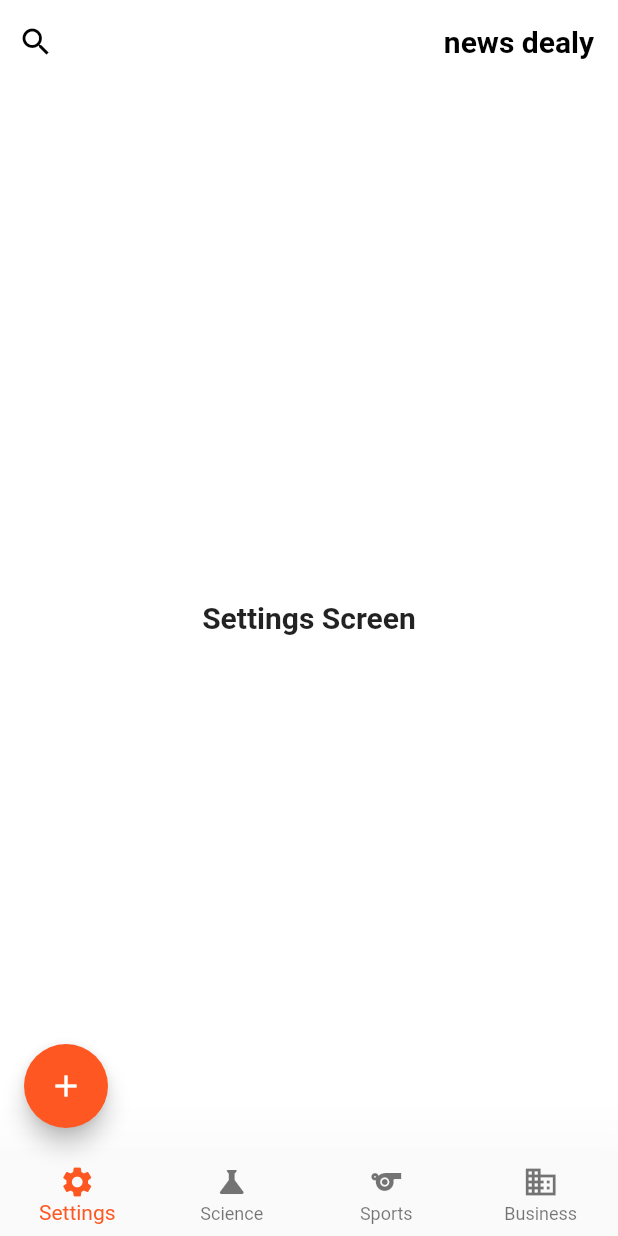
After one commit to sete20/flutter, a Flutter app: the screen it shows after launch, item 4 of the bottom bar chosen, after a tap on the "search" icon, on a phone screen of 412 x 824 dp. The commit adds this screen. Run offline on Flutter 3.47's test engine with Material 2 defaults, Android fonts, the phone set to English and light mode, and no system bars; our stand-ins replace bloc, conditional_builder, dio, flutter_bloc, sqflite; accounts and stored records are empty; network calls fail.

Commit message:
news app

```diff
--- /dev/null
+++ b/lib/layoyt/news_layout/HomeLayout.dart
@@ -0,0 +1,64 @@
+import 'package:conditional_builder/conditional_builder.dart';
+import 'package:flutter/cupertino.dart';
+import 'package:flutter_bloc/flutter_bloc.dart';
+
+import 'package:intl/intl.dart';
+import 'package:flutter/material.dart';
+import 'package:udemy_flutter/shared/components/components.dart';
+import 'package:udemy_flutter/shared/components/constants.dart';
+import 'package:udemy_flutter/shared/cubit/cubit.dart';
+import 'package:udemy_flutter/shared/cubit/news_app/cubit.dart';
+import 'package:udemy_flutter/shared/cubit/news_app/states.dart';
+import 'package:udemy_flutter/shared/cubit/states.dart';
+import 'package:udemy_flutter/shared/network/remote/dio_herper.dart';
+
+class HomeLayout extends StatelessWidget {
+  var scaffoldKey = GlobalKey<ScaffoldState>();
+  var formKey = GlobalKey<FormState>();
+  var titleController = TextEditingController();
+  var timeController = TextEditingController();
+  var dateController = TextEditingController();
+
+  @override
+  Widget build(BuildContext context) {
+    return BlocProvider(
+      create: (BuildContext context) => NewsCubit()..getBusnies(),
+      child: BlocConsumer<NewsCubit, NewsStates>(
+        listener: (context, state) {},
+        builder: (context, state) {
+          var cubit = NewsCubit.get(context);
+          return Scaffold(
+            appBar: AppBar(
+              title: Text("news dealy"),
+              actions: [
+                IconButton(
+                  onPressed: () {},
+                  icon: Icon(Icons.search),
+                ),
+              ],
+            ),
+            floatingActionButton: FloatingActionButton(
+              onPressed: () {},
+              child: Icon(Icons.add),
+            ),
+            body: cubit.screens[cubit.currentIndex],
+            bottomNavigationBar: BottomNavigationBar(
+              items: cubit.bottomItems,
+              currentIndex: cubit.currentIndex,
+              onTap: (index) {
+                cubit.changeBottomNavBar(index);
+              },
+            ),
+          );
+        },
+      ),
+    );
+  }
+
+// Instance of 'Future<String>'
+
+// Future<String> getName() async
+// {
+//   return 'Ahmed Ali';
+// }
+}
--- a/lib/main.dart
+++ b/lib/main.dart
@@ -1,4 +1,5 @@
 import 'package:flutter/material.dart';
+import 'package:flutter/services.dart';
 import 'package:flutter_bloc/flutter_bloc.dart';
 import 'package:udemy_flutter/modules/home/home_screen.dart';
 import 'package:udemy_flutter/modules/home/HomeScreenP2.dart';
@@ -7,13 +8,17 @@ import 'package:udemy_flutter/modules/login/LoginScreen.dart';
 import 'package:udemy_flutter/modules/messanger/messanger.dart';
 import 'package:udemy_flutter/modules/counter/CounterScreen.dart';
 import 'package:udemy_flutter/modules/counter/CounterScreen.dart';
-import 'package:udemy_flutter/layoyt/HomeLayout.dart';
+// import 'package:udemy_flutter/layoyt/todo_layout/HomeLayout.dart';
+import 'package:udemy_flutter/layoyt/news_layout/HomeLayout.dart';
+import 'package:udemy_flutter/shared/network/remote/dio_herper.dart';
+
 import 'shared/observer/ConterObserver.dart';
 
 void main() {
   //     لتشغيل الابليكشن يجب اعطاء ويدجت والتي هيا بل تالي myApp class  الذي يورث من statelessWidget abstruct
   // ثم يتم عمل اوفرايد عليه بل متطلبات حسب البولي مورفيزم
   Bloc.observer = ConterObserver();
+  DioHelper.init();
   runApp(MyApp());
 }
 
@@ -22,8 +27,38 @@ class MyApp extends StatelessWidget {
   @override
   Widget build(BuildContext context) {
     return MaterialApp(
-      debugShowCheckedModeBanner: false,
-      home: HomeLayout(),
-    );
+        theme: ThemeData(
+          primarySwatch: Colors.deepOrange,
+          floatingActionButtonTheme: FloatingActionButtonThemeData(
+            backgroundColor: Colors.deepOrange,
+          ),
+          scaffoldBackgroundColor: Colors.white,
+          appBarTheme: AppBarTheme(
+            backgroundColor: Colors.white,
+            elevation: 0.0,
+            backwardsCompatibility: false,
+            iconTheme: IconThemeData(color: Colors.black),
+            systemOverlayStyle: SystemUiOverlayStyle(
+              statusBarColor: Colors.red,
+              statusBarIconBrightness: Brightness.light,
+            ),
+            titleTextStyle: TextStyle(
+              color: Colors.black,
+              fontSize: 20,
+              fontWeight: FontWeight.bold,
+            ),
+          ),
+          bottomNavigationBarTheme: BottomNavigationBarThemeData(
+            type: BottomNavigationBarType.fixed,
+            selectedItemColor: Colors.deepOrange,
+            elevation: 50,
+          ),
+        ),
+        debugShowCheckedModeBanner: false,
+        themeMode: ThemeMode.light,
+        home: Directionality(
+          child: HomeLayout(),
+          textDirection: TextDirection.rtl,
+        ));
   }
 }
--- /dev/null
+++ b/lib/modules/news/business/business_screen.dart
@@ -0,0 +1,20 @@
+import 'package:conditional_builder/conditional_builder.dart';
+import 'package:flutter/material.dart';
+import 'package:flutter/widgets.dart';
+import 'package:flutter_bloc/flutter_bloc.dart';
+import 'package:udemy_flutter/shared/components/components.dart';
+import 'package:udemy_flutter/shared/cubit/news_app/cubit.dart';
+import 'package:udemy_flutter/shared/cubit/news_app/states.dart';
+
+class BusinessScreen extends StatelessWidget {
+  @override
+  Widget build(BuildContext context) {
+    return BlocConsumer<NewsCubit, NewsStates>(
+      listener: (context, state) {},
+      builder: (context, state) {
+        var list = NewsCubit.get(context).busniess;
+        return articaleBuilder(list);
+      },
+    );
+  }
+}
--- /dev/null
+++ b/lib/modules/news/settings/settengs_screen.dart
@@ -0,0 +1,11 @@
+import 'package:flutter/widgets.dart';
+
+class SettingsScreen extends StatelessWidget {
+  @override
+  Widget build(BuildContext context) {
+    return Center(
+      child: Text('Settings Screen',
+          style: TextStyle(fontSize: 20.0, fontWeight: FontWeight.bold)),
+    );
+  }
+}
--- a/lib/modules/new_tasks/newTasksScreen.dart
+++ b/lib/modules/todo/new_tasks/newTasksScreen.dart
@@ -11,7 +11,6 @@ class NewTasksScreen extends StatelessWidget {
       listener: (context, state) {},
       builder: (context, state) {
         var tasks = AppCubit.get(context).newTasks;
-
         return tasksBuilder(
           tasks: tasks,
         );
--- a/lib/shared/cubit/cubit.dart
+++ b/lib/shared/cubit/cubit.dart
@@ -4,9 +4,9 @@ import 'package:flutter/material.dart';
 import 'package:flutter_bloc/flutter_bloc.dart';
 import 'package:sqflite/sqlite_api.dart';
 import 'package:udemy_flutter/shared/cubit/states.dart';
-import 'package:udemy_flutter/modules/archived_tasks/archivedTasksScreen.dart';
-import 'package:udemy_flutter/modules/done_tasks/doneTasksScreen.dart';
-import 'package:udemy_flutter/modules/new_tasks/newTasksScreen.dart';
+import 'package:udemy_flutter/modules/todo/archived_tasks/archivedTasksScreen.dart';
+import 'package:udemy_flutter/modules/todo/done_tasks/doneTasksScreen.dart';
+import 'package:udemy_flutter/modules/todo/new_tasks/newTasksScreen.dart';
 import 'package:sqflite/sqflite.dart';
 
 class AppCubit extends Cubit<AppStates> {
--- /dev/null
+++ b/lib/shared/cubit/news_app/cubit.dart
@@ -0,0 +1,113 @@
+import 'package:flutter/material.dart';
+import 'package:flutter_bloc/flutter_bloc.dart';
+import 'package:udemy_flutter/modules/news/business/business_screen.dart';
+import 'package:udemy_flutter/modules/news/science/science_screen.dart';
+import 'package:udemy_flutter/modules/news/settings/settengs_screen.dart';
+import 'package:udemy_flutter/modules/news/sports/sports_screen.dart';
+import 'package:udemy_flutter/shared/cubit/news_app/states.dart';
+import 'package:udemy_flutter/shared/network/remote/dio_herper.dart';
+
+class NewsCubit extends Cubit<NewsStates> {
+  NewsCubit() : super(AppInitialState());
+  static NewsCubit get(context) => BlocProvider.of(context);
+  int currentIndex = 0;
+  List<BottomNavigationBarItem> bottomItems = [
+    BottomNavigationBarItem(
+      icon: Icon(Icons.business),
+      label: 'Business',
+    ),
+    BottomNavigationBarItem(
+      icon: Icon(Icons.sports),
+      label: 'Sports',
+    ),
+    BottomNavigationBarItem(
+      icon: Icon(Icons.science),
+      label: 'Science',
+    ),
+    BottomNavigationBarItem(
+      icon: Icon(Icons.settings),
+      label: 'Settings',
+    ),
+  ];
+  List<Widget> screens = [
+    BusinessScreen(),
+    SportsScreen(),
+    ScienceScreen(),
+    SettingsScreen(),
+  ];
+  void changeBottomNavBar(int index) {
+    currentIndex = index;
+    if (index == 1) {
+      getSports();
+    }
+    if (index == 2) {
+      getScience();
+    }
+    emit(NewsBottomNavState());
+  }
+
+  List<dynamic> busniess = [];
+  void getBusnies() {
+    emit(NewsBusinessLoadingState());
+    if (busniess.length == 0) {
+      DioHelper.getData(url: "v2/top-headlines", query: {
+        'country': 'eg',
+        'category': 'business',
+        'apiKey': '063e678e0e5747c6a73bd3b39686d82b',
+      }).then((value) {
+        emit(NewsGetBusinessSuccess());
+        busniess = value.data['articles'];
+        science = [];
+      });
+    } else {
+      emit(NewsGetBusinessSuccess());
+    }
+  }
+
+  List<dynamic> sports = [];
+
+  void getSports() {
+    emit(NewsSportsLoadingState());
+    if (sports.length == 0) {
+      DioHelper.getData(
+        url: "v2/top-headlines",
+        query: {
+          'country': 'eg',
+          'category': 'sports',
+          'apiKey': '063e678e0e5747c6a73bd3b39686d82b',
+        },
+      ).then(
+        (value) {
+          sports = value.data['articles'];
+          science = [];
+          print(sports.toString());
+          emit(NewsGetSportsSuccess());
+        },
+      ).catchError((onError) {
+        print(onError.toString());
+        emit(NewsGetSportsError());
+      });
+    } else {
+      emit(NewsGetSportsSuccess());
+    }
+  }
+
+  List<dynamic> science = [];
+
+  void getScience() {
+    emit(NewsSciensLoadingState());
+    if (science.length == 0) {
+      DioHelper.getData(url: "v2/top-headlines", query: {
+        'country': 'eg',
+        'category': 'science',
+        'apiKey': '063e678e0e5747c6a73bd3b39686d82b',
+      }).then((value) {
+        science = value.data['articles'];
+        sports = [];
+        emit(NewsGetSciensSuccess());
+      });
+    } else {
+      emit(NewsGetSciensSuccess());
+    }
+  }
+}
--- /dev/null
+++ b/lib/shared/cubit/news_app/states.dart
@@ -0,0 +1,26 @@
+abstract class NewsStates {}
+
+class AppInitialState extends NewsStates {}
+
+class NewsBottomNavState extends NewsStates {}
+
+// Business
+class NewsBusinessLoadingState extends NewsStates {}
+
+class NewsGetBusinessSuccess extends NewsStates {}
+
+class NewsGetBusinessError extends NewsStates {}
+
+// Sports
+class NewsSportsLoadingState extends NewsStates {}
+
+class NewsGetSportsError extends NewsStates {}
+
+class NewsGetSportsSuccess extends NewsStates {}
+
+// Sciens
+class NewsSciensLoadingState extends NewsStates {}
+
+class NewsGetSciensSuccess extends NewsStates {}
+
+class NewsGetSciensError extends NewsStates {}
--- /dev/null
+++ b/lib/shared/network/remote/dio_herper.dart
@@ -0,0 +1,24 @@
+import 'package:dio/dio.dart';
+import 'package:flutter/cupertino.dart';
+
+class DioHelper {
+  static Dio dio;
+  static init() {
+    dio = Dio(
+      BaseOptions(
+        baseUrl: 'https://newsapi.org/',
+        receiveDataWhenStatusError: true,
+      ),
+    );
+  }
+
+  static Future<Response> getData({
+    @required String url,
+    @required Map<String, dynamic> query,
+  }) async {
+    return await dio.get(
+      url,
+      queryParameters: query,
+    );
+  }
+}
--- a/pubspec.yaml
+++ b/pubspec.yaml
@@ -3,7 +3,7 @@ description: A new Flutter project.
 
 # The following line prevents the package from being accidentally published to
 # pub.dev using `pub publish`. This is preferred for private packages.
-publish_to: 'none' # Remove this line if you wish to publish to pub.dev
+publish_to: "none" # Remove this line if you wish to publish to pub.dev
 
 # The following defines the version and build number for your application.
 # A version number is three numbers separated by dots, like 1.2.43
@@ -24,7 +24,6 @@ dependencies:
   flutter:
     sdk: flutter
 
-
   # The following adds the Cupertino Icons font to your application.
   # Use with the CupertinoIcons class for iOS style icons.
   cupertino_icons: ^1.0.2
@@ -35,6 +34,7 @@ dependencies:
   conditional_builder: ^1.0.2
   bloc: ^7.1.0
   flutter_bloc: ^7.2.0
+  dio: ^4.0.0
 
 dev_dependencies:
   flutter_test:
@@ -45,7 +45,6 @@ dev_dependencies:
 
 # The following section is specific to Flutter.
 flutter:
-
   # The following line ensures that the Material Icons font is
   # included with your application, so that you can use the icons in
   # the material Icons class.
```
Also changed, not shown: lib/modules/news/science/science_screen.dart (added, +20 -0 lines), lib/modules/news/sports/sports_screen.dart (added, +20 -0 lines), lib/shared/components/components.dart (+67 -0 lines), lib/layoyt/todo_layout/HomeLayout.dart (renamed from lib/layoyt/HomeLayout.dart), lib/modules/todo/archived_tasks/archivedTasksScreen.dart (renamed from lib/modules/archived_tasks/archivedTasksScreen.dart), lib/modules/todo/done_tasks/doneTasksScreen.dart (renamed from lib/modules/done_tasks/doneTasksScreen.dart), pubspec.lock, 1 other file.
